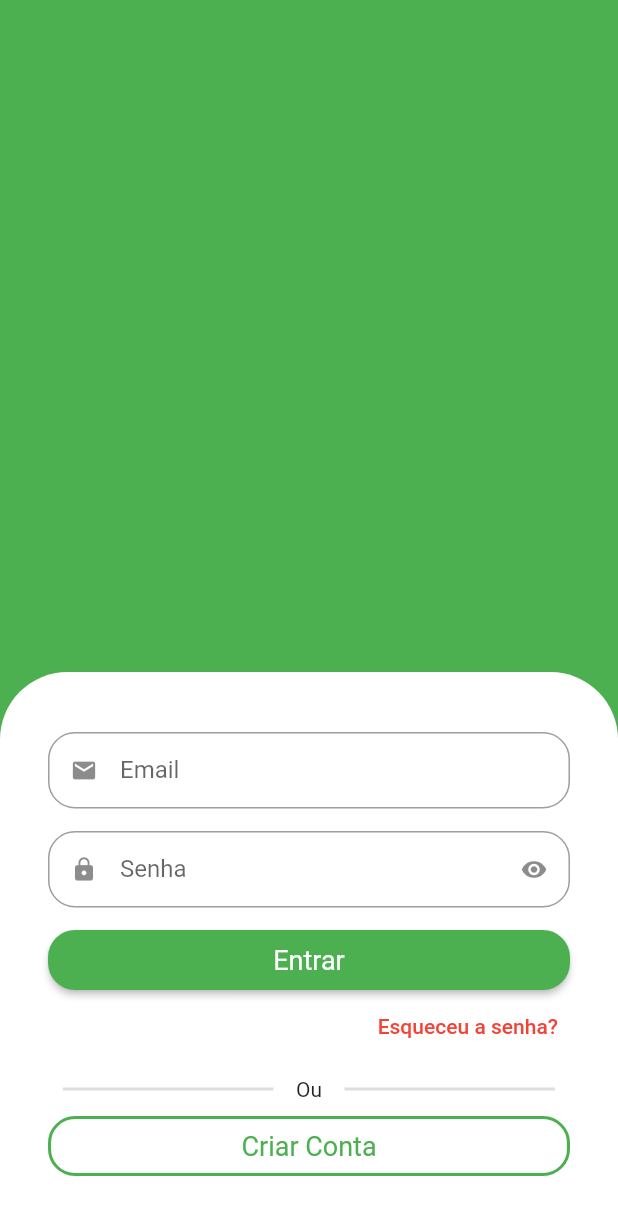
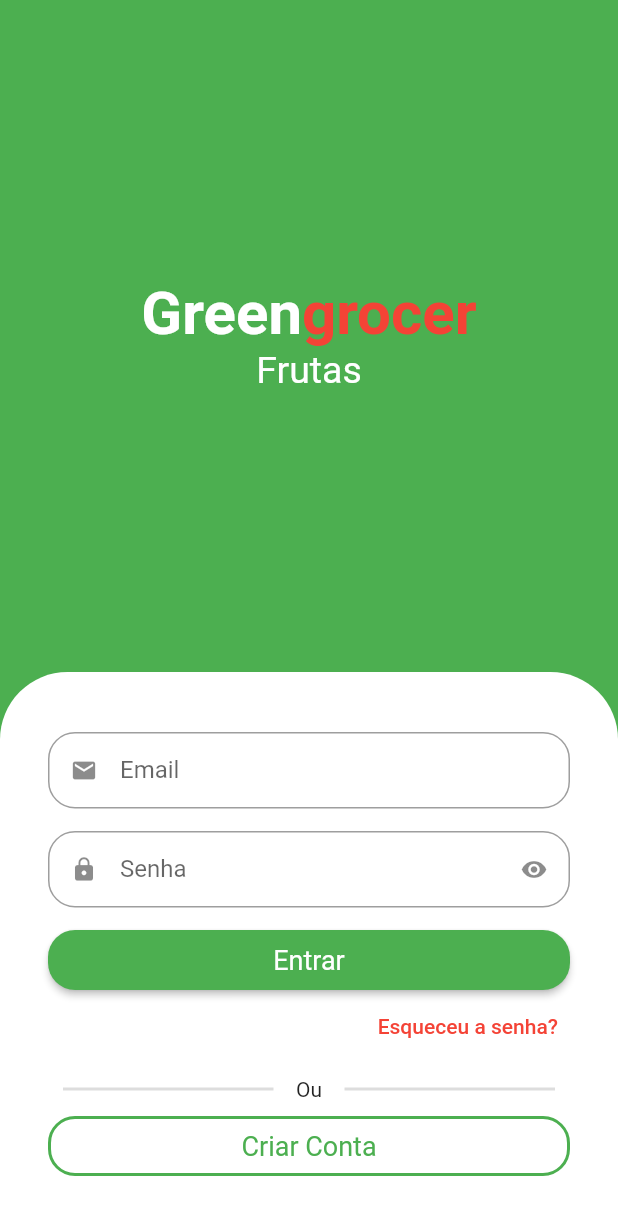
Before and after one commit to anderson-s/AppQuitandaVirtual, a Flutter app: the screen it shows after launch, on a phone screen of 412 x 824 dp. Shown: the top 1215 px of the screen. Run offline on Flutter 3.47's test engine with Material 2 defaults, Android fonts, the phone set to English and light mode, and no system bars; drawn by our look-alikes of animated_text_kit.

Commit message:
Adicionando texto e algumas animações

```diff
--- a/lib/app/ui/login_ui.dart
+++ b/lib/app/ui/login_ui.dart
@@ -1,3 +1,4 @@
+import 'package:animated_text_kit/animated_text_kit.dart';
 import 'package:flutter/material.dart';
 import 'package:quitanda_virtual/app/ui/components/custom_textfield.dart';
 
@@ -12,8 +13,55 @@ class LoginUi extends StatelessWidget {
         body: Column(
           children: [
             Expanded(
-              child: Container(
-                color: Colors.green,
+              child: Column(
+                mainAxisAlignment: MainAxisAlignment.center,
+                crossAxisAlignment: CrossAxisAlignment.center,
+                children: [
+                  const Text.rich(
+                    TextSpan(
+                      style: TextStyle(
+                        fontSize: 40,
+                      ),
+                      children: [
+                        TextSpan(
+                          text: "Green",
+                          style: TextStyle(
+                            color: Colors.white,
+                            fontWeight: FontWeight.bold,
+                          ),
+                        ),
+                        TextSpan(
+                          text: "grocer",
+                          style: TextStyle(
+                            color: Colors.red,
+                            fontWeight: FontWeight.bold,
+                          ),
+                        ),
+                      ],
+                    ),
+                  ),
+                  DefaultTextStyle(
+                    style: const TextStyle(
+                      fontSize: 25,
+                      color: Colors.white,
+                    ),
+                    child: SizedBox(
+                      height: 30,
+                      child: AnimatedTextKit(
+                        pause: Duration.zero,
+                        repeatForever: true,
+                        animatedTexts: [
+                          FadeAnimatedText("Frutas"),
+                          FadeAnimatedText("Legumes"),
+                          FadeAnimatedText("Verduras"),
+                          FadeAnimatedText("Laticínios"),
+                          FadeAnimatedText("Cereais"),
+                          FadeAnimatedText("Carnes"),
+                        ],
+                      ),
+                    ),
+                  )
+                ],
               ),
             ),
             Container(
--- a/pubspec.yaml
+++ b/pubspec.yaml
@@ -35,6 +35,7 @@ dependencies:
   # The following adds the Cupertino Icons font to your application.
   # Use with the CupertinoIcons class for iOS style icons.
   cupertino_icons: ^1.0.2
+  animated_text_kit: ^4.2.2
 
 dev_dependencies:
   flutter_test:
```
Also changed, not shown: pubspec.lock.
